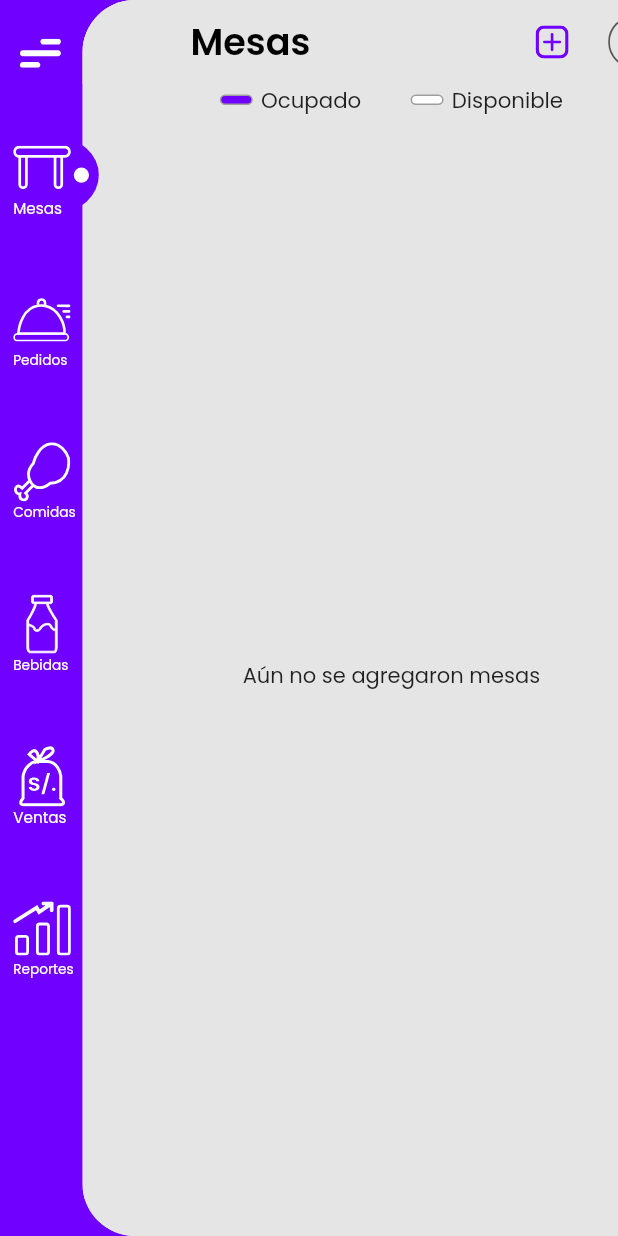
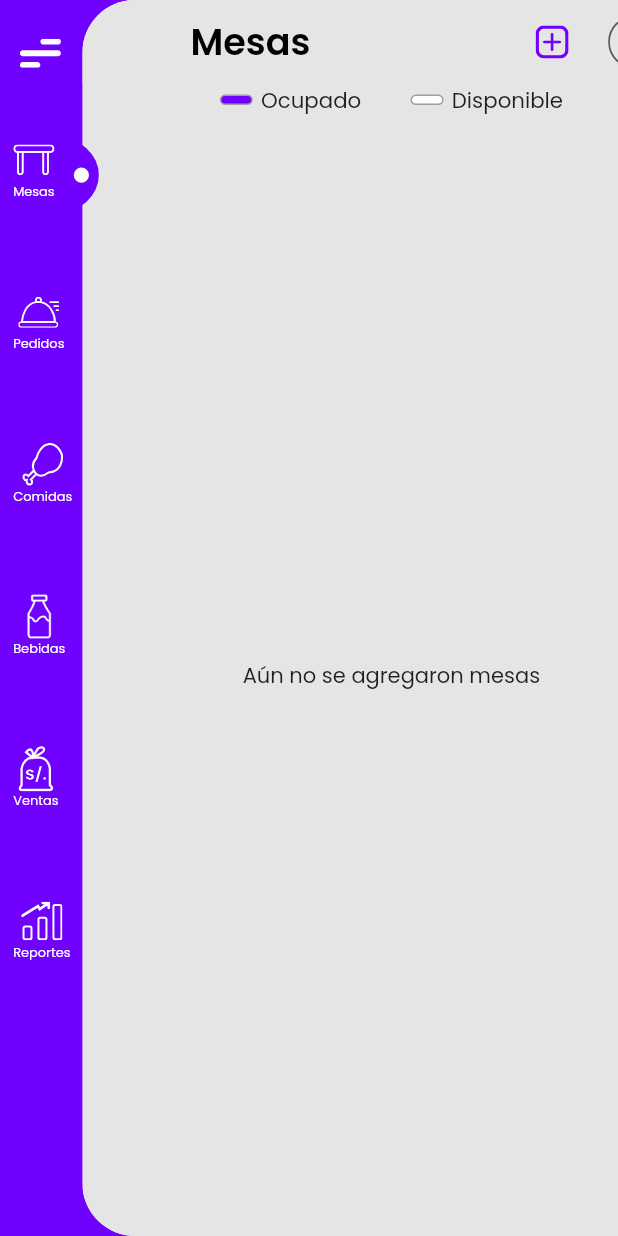
Before and after one commit to angelotapullima/Mesita2App, a Flutter app: the Home screen opened by its route, on a phone screen of 412 x 824 dp. Run offline on Flutter 3.47's test engine with Material 2 defaults, Android fonts, the phone set to English and light mode, and no system bars; drawn by our look-alikes of cached_network_image; our stand-ins replace after_layout, flutter_cache_manager, flutter_screenutil, flutter_svg, fluttertoast, google_fonts and 7 more; missing offline and left inert: platform_date_picker; accounts and stored records are empty; network calls fail; statements that could not run were skipped.

Commit message:
observaciones claro

```diff
--- a/lib/src/pages/home.dart
+++ b/lib/src/pages/home.dart
@@ -29,7 +29,16 @@ class _HomeState extends State<Home> {
   final bloc = InicioBloc();
   @override
   Widget build(BuildContext context) {
-    return AnimatedBuilder(
+    return WillPopScope(
+      onWillPop: () async {
+        if (bloc.categoryProductState == PanelIniciostate.closed) {
+          bloc.changeToOpen();
+        } else {
+          bloc.changeToClosed();
+        }
+        return false;
+      },
+      child: AnimatedBuilder(
         animation: bloc,
         builder: (context, _) {
           return Scaffold(
@@ -140,11 +149,11 @@ class _HomeState extends State<Home> {
                                             bloc.changeToClosed();
                                           },
                                           child: Column(
-                                          crossAxisAlignment: CrossAxisAlignment.start,
+                                            crossAxisAlignment: CrossAxisAlignment.center,
                                             children: [
                                               SizedBox(
-                                              height: ScreenUtil().setHeight(40),
-                                              width: ScreenUtil().setWidth(35),
+                                                height: ScreenUtil().setHeight(30),
+                                                width: ScreenUtil().setWidth(25),
                                                 child: SvgPicture.asset(
                                                   'assets/svg/table_menu.svg',
                                                 ),
@@ -153,7 +162,7 @@ class _HomeState extends State<Home> {
                                                 'Mesas',
                                                 style: TextStyle(
                                                   color: Colors.white,
-                                                fontSize: ScreenUtil().setSp(10),
+                                                  fontSize: ScreenUtil().setSp(8.5),
                                                 ),
                                               ),
                                             ],
@@ -200,11 +209,11 @@ class _HomeState extends State<Home> {
                                             bloc.changeToClosed();
                                           },
                                           child: Column(
-                                          crossAxisAlignment: CrossAxisAlignment.start,
+                                            crossAxisAlignment: CrossAxisAlignment.center,
                                             children: [
                                               SizedBox(
-                                              height: ScreenUtil().setHeight(40),
-                                              width: ScreenUtil().setWidth(35),
+                                                height: ScreenUtil().setHeight(30),
+                                                width: ScreenUtil().setWidth(25),
                                                 child: SvgPicture.asset(
                                                   'assets/svg/pedido_menu.svg',
                                                 ),
@@ -213,7 +222,7 @@ class _HomeState extends State<Home> {
                                                 'Pedidos',
                                                 style: TextStyle(
                                                   color: Colors.white,
-                                                fontSize: ScreenUtil().setSp(9),
+                                                  fontSize: ScreenUtil().setSp(8.5),
                                                 ),
                                               ),
                                             ],
@@ -260,11 +269,11 @@ class _HomeState extends State<Home> {
                                             bloc.changeToClosed();
                                           },
                                           child: Column(
-                                          crossAxisAlignment: CrossAxisAlignment.start,
+                                            crossAxisAlignment: CrossAxisAlignment.center,
                                             children: [
                                               SizedBox(
-                                              height: ScreenUtil().setHeight(40),
-                                              width: ScreenUtil().setWidth(35),
+                                                height: ScreenUtil().setHeight(30),
+                                                width: ScreenUtil().setWidth(25),
                                                 child: SvgPicture.asset(
                                                   'assets/svg/comida_menu.svg',
                                                 ),
@@ -273,7 +282,7 @@ class _HomeState extends State<Home> {
                                                 'Comidas',
                                                 style: TextStyle(
                                                   color: Colors.white,
-                                                fontSize: ScreenUtil().setSp(9),
+                                                  fontSize: ScreenUtil().setSp(8.5),
                                                 ),
                                               ),
                                             ],
@@ -320,11 +329,11 @@ class _HomeState extends State<Home> {
                                             bloc.changeToClosed();
                                           },
                                           child: Column(
-                                          crossAxisAlignment: CrossAxisAlignment.start,
+                                            crossAxisAlignment: CrossAxisAlignment.center,
                                             children: [
                                               SizedBox(
-                                              height: ScreenUtil().setHeight(40),
-                                              width: ScreenUtil().setWidth(35),
+                                                height: ScreenUtil().setHeight(30),
+                                                width: ScreenUtil().setWidth(25),
                                                 child: SvgPicture.asset(
                                                   'assets/svg/bebida_menu.svg',
                                                 ),
@@ -333,7 +342,7 @@ class _HomeState extends State<Home> {
                                                 'Bebidas',
                                                 style: TextStyle(
                                                   color: Colors.white,
-                                                fontSize: ScreenUtil().setSp(9),
+                                                  fontSize: ScreenUtil().setSp(8.5),
                                                 ),
                                               ),
                                             ],
@@ -380,11 +389,11 @@ class _HomeState extends State<Home> {
                                             bloc.changeToClosed();
                                           },
                                           child: Column(
-                                          crossAxisAlignment: CrossAxisAlignment.start,
+                                            crossAxisAlignment: CrossAxisAlignment.center,
                                             children: [
                                               SizedBox(
-                                              height: ScreenUtil().setHeight(40),
-                                              width: ScreenUtil().setWidth(35),
+                                                height: ScreenUtil().setHeight(30),
+                                                width: ScreenUtil().setWidth(25),
                                                 child: SvgPicture.asset(
                                                   'assets/svg/ventas_menu.svg',
                                                 ),
@@ -393,7 +402,7 @@ class _HomeState extends State<Home> {
                                                 'Ventas',
                                                 style: TextStyle(
                                                   color: Colors.white,
-                                                fontSize: ScreenUtil().setSp(10),
+                                                  fontSize: ScreenUtil().setSp(8.5),
                                                 ),
                                               ),
                                             ],
@@ -440,11 +449,11 @@ class _HomeState extends State<Home> {
                                             bloc.changeToClosed();
                                           },
                                           child: Column(
-                                          crossAxisAlignment: CrossAxisAlignment.start,
+                                            crossAxisAlignment: CrossAxisAlignment.center,
                                             children: [
                                               SizedBox(
-                                              height: ScreenUtil().setHeight(40),
-                                              width: ScreenUtil().setWidth(35),
+                                                height: ScreenUtil().setHeight(30),
+                                                width: ScreenUtil().setWidth(25),
                                                 child: SvgPicture.asset(
                                                   'assets/svg/reportes_menu.svg',
                                                 ),
@@ -453,7 +462,7 @@ class _HomeState extends State<Home> {
                                                 'Reportes',
                                                 style: TextStyle(
                                                   color: Colors.white,
-                                                fontSize: ScreenUtil().setSp(9),
+                                                  fontSize: ScreenUtil().setSp(8.5),
                                                 ),
                                               ),
                                             ],
@@ -496,6 +505,7 @@ class _HomeState extends State<Home> {
             ),
           );
         },
+      ),
     );
   }
 }
```
Lines whose indentation alone changed are shown as unchanged.
